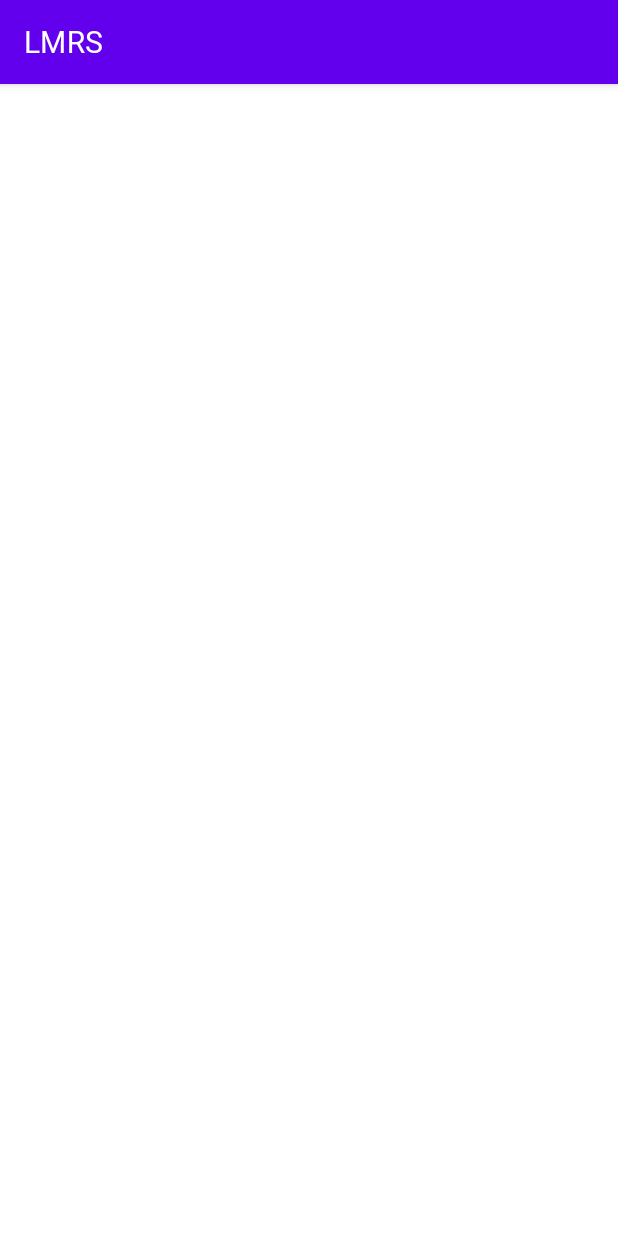
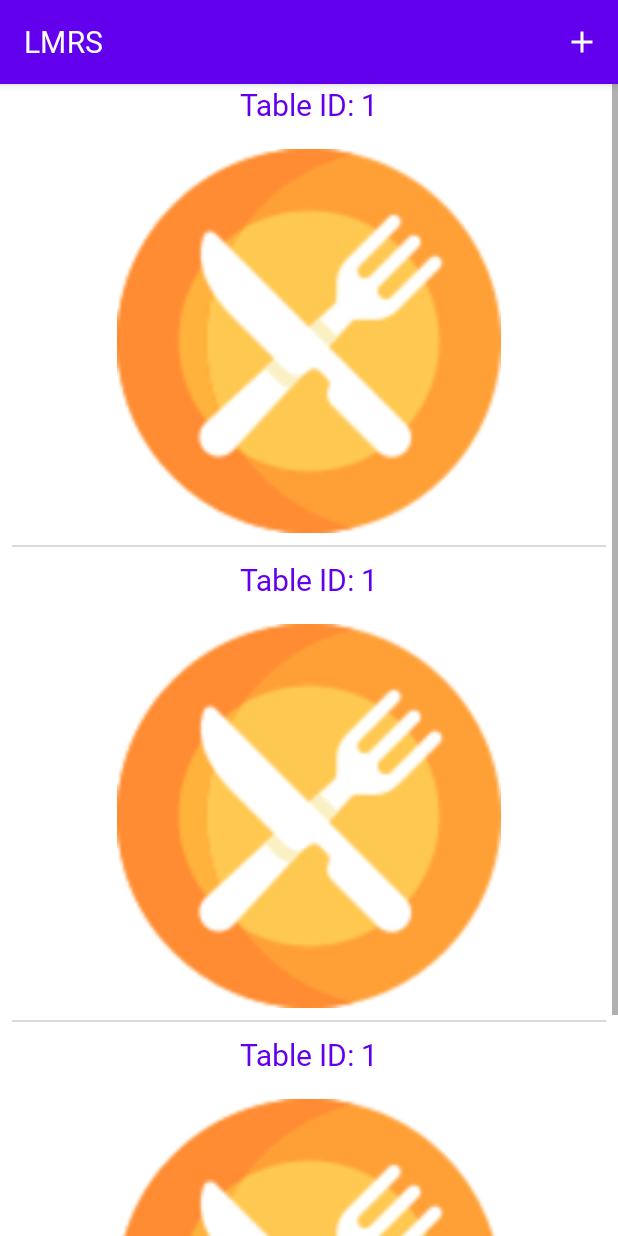
Before and after one commit to sumitthorat/lightweight-restaurant-mgmt-system, an Android app: the ManageTablesActivity screen opened directly, with no data from a screen before it, on a phone screen of 412 x 824 dp. Run offline under Robolectric (Android 15) with nearby library versions, the phone set to English and light mode, and no system bars.

Commit message:
Complete Manage Tables functionality

```diff
--- a/Frontend/Android/app/src/main/java/com/example/lmrs/model/ApiInterface.java
+++ b/Frontend/Android/app/src/main/java/com/example/lmrs/model/ApiInterface.java
@@ -7,6 +7,8 @@ import com.example.lmrs.model.editmenu.GetFullMenuJSONResponse;
 import com.example.lmrs.model.login.AttemptLoginJSONRequest;
 import com.example.lmrs.model.login.LoginJSONResponse;
 import com.example.lmrs.model.login.NewUserJSONRequest;
+import com.example.lmrs.model.managetables.AddTableJSONRequest;
+import com.example.lmrs.model.managetables.AddTableJSONResponse;
 import com.example.lmrs.model.managetables.GetTablesJSONResponse;
 import com.example.lmrs.model.vieworders.GetPendingOrdersResponseJSON;
 import com.example.lmrs.model.vieworders.OrderCompleteJSONRequest;
@@ -50,4 +52,7 @@ public interface ApiInterface {
     @GET("GetTables")
     Call<List<GetTablesJSONResponse>> getTablesInfo();
 
+    @PUT("AddTable")
+    Call<AddTableJSONResponse> addTable(@Body AddTableJSONRequest addTableJSONRequest);
+
 }
--- /dev/null
+++ b/Frontend/Android/app/src/main/res/drawable/ic_baseline_add_24.xml
@@ -0,0 +1,5 @@
+<vector android:height="24dp" android:tint="#FFFFFF"
+    android:viewportHeight="24" android:viewportWidth="24"
+    android:width="24dp" xmlns:android="http://schemas.android.com/apk/res/android">
+    <path android:fillColor="@android:color/white" android:pathData="M19,13h-6v6h-2v-6H5v-2h6V5h2v6h6v2z"/>
+</vector>
--- a/Frontend/Android/app/src/main/res/layout/activity_manage_tables.xml
+++ b/Frontend/Android/app/src/main/res/layout/activity_manage_tables.xml
@@ -13,22 +13,16 @@
 
         <LinearLayout
             android:id="@+id/ll_root_manage_tables"
-            android:padding="16dp"
             android:orientation="vertical"
             android:layout_width="match_parent"
             android:layout_height="wrap_content">
 
-<!--            <include layout="@layout/table_info_layout"/>-->
 
-<!--            <include layout="@layout/table_info_layout"/>-->
+            <include layout="@layout/table_info_layout" />v
 
-<!--            <include layout="@layout/table_info_layout"/>-->
+            <include layout="@layout/table_info_layout" />
 
-<!--            <include layout="@layout/table_info_layout"/>-->
-
-<!--            <include layout="@layout/table_info_layout"/>-->
-
-<!--            <include layout="@layout/table_info_layout"/>-->
+            <include layout="@layout/table_info_layout" />
 
         </LinearLayout>
     </ScrollView>
--- a/Frontend/Android/app/src/main/res/layout/table_info_layout.xml
+++ b/Frontend/Android/app/src/main/res/layout/table_info_layout.xml
@@ -4,7 +4,6 @@
     xmlns:tools="http://schemas.android.com/tools"
     android:layout_width="match_parent"
     android:layout_height="match_parent"
-    android:layout_marginBottom="8dp"
     android:orientation="vertical">
 
     <TextView
@@ -12,7 +11,7 @@
         android:id="@+id/tv_manage_qr_table_id"
         android:layout_width="match_parent"
         android:layout_height="wrap_content"
-        android:text="Table Number: 1"
+        android:text="Table ID: 1"
         android:textColor="@color/design_default_color_primary"
         android:textSize="20sp"/>
 
--- /dev/null
+++ b/Frontend/Android/app/src/main/res/menu/manage_table_options.xml
@@ -0,0 +1,11 @@
+<?xml version="1.0" encoding="utf-8"?>
+<menu xmlns:android="http://schemas.android.com/apk/res/android"
+    xmlns:app="http://schemas.android.com/apk/res-auto">
+
+    <item android:id="@+id/add_table"
+        android:iconTint="@color/white"
+        android:icon="@drawable/baseline_add_24"
+        app:showAsAction="ifRoom"
+        android:title="Add" />
+
+</menu>
```
Also changed, not shown: Frontend/Android/app/src/main/java/com/example/lmrs/model/managetables/AddTableJSONRequest.java (added, +20 -0 lines), Frontend/Android/app/src/main/java/com/example/lmrs/model/managetables/AddTableJSONResponse.java (added, +31 -0 lines), Frontend/Android/app/src/main/java/com/example/lmrs/model/managetables/ManageTablesModel.java (+19 -0 lines), Frontend/Android/app/src/main/java/com/example/lmrs/view/ManageTablesActivity.java (+79 -1 lines), Frontend/Android/app/src/main/res/layout/add_table_dialog.xml (added, +24 -0 lines), 1 other file.
